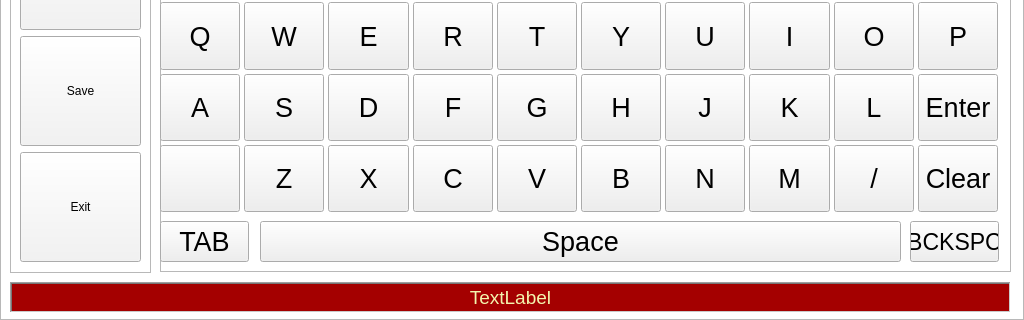
This is manage_access_item.ui in swodaemkram/aces as Qt 5 draws it before an edit; both pictures show x 0 to 1024 and y 448 to 768 of the 1024 by 768 pixel window. The edited form follows.
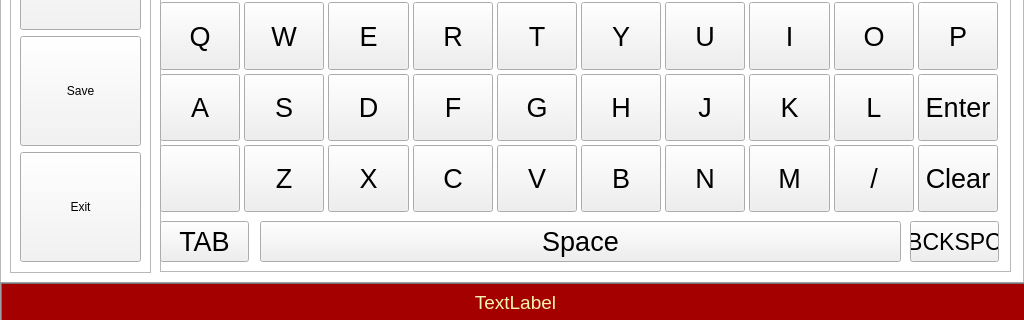
This is the edited form. Icons and pictures are not drawn.

What changed in the file:
```diff
--- a/manage_access_item.ui
+++ b/manage_access_item.ui
@@ -210,10 +210,10 @@
   <widget class="QLabel" name="label_2">
    <property name="geometry">
     <rect>
-     <x>10</x>
+     <x>0</x>
      <y>730</y>
-     <width>1001</width>
-     <height>31</height>
+     <width>1031</width>
+     <height>41</height>
     </rect>
    </property>
    <property name="palette">
```
